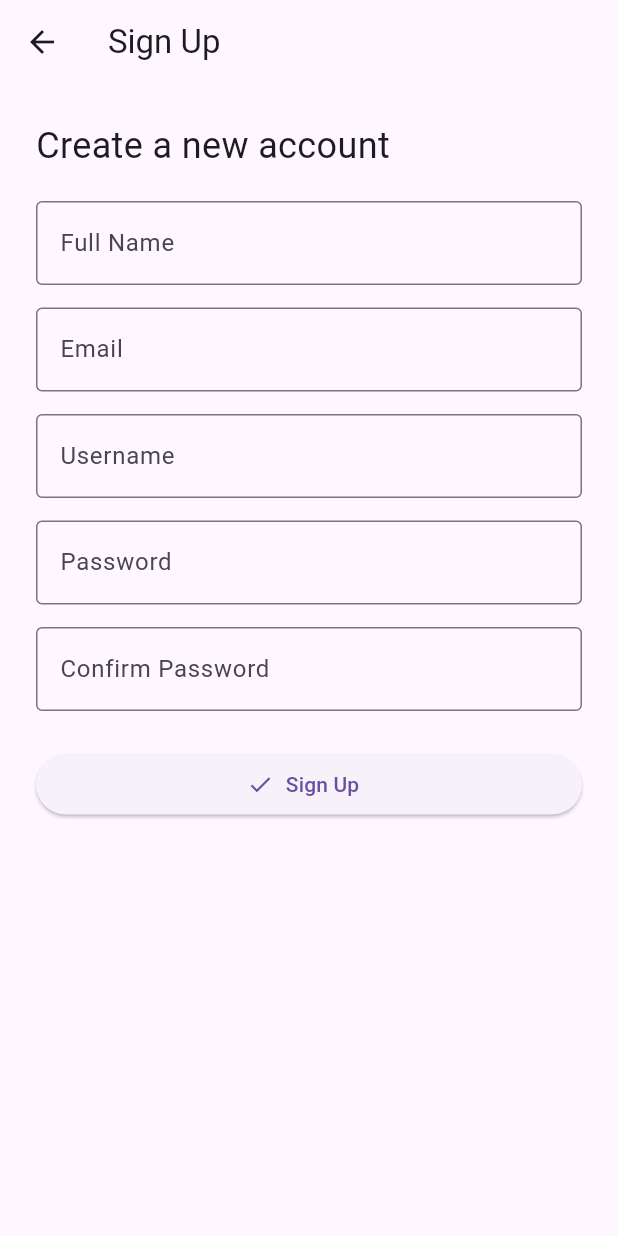
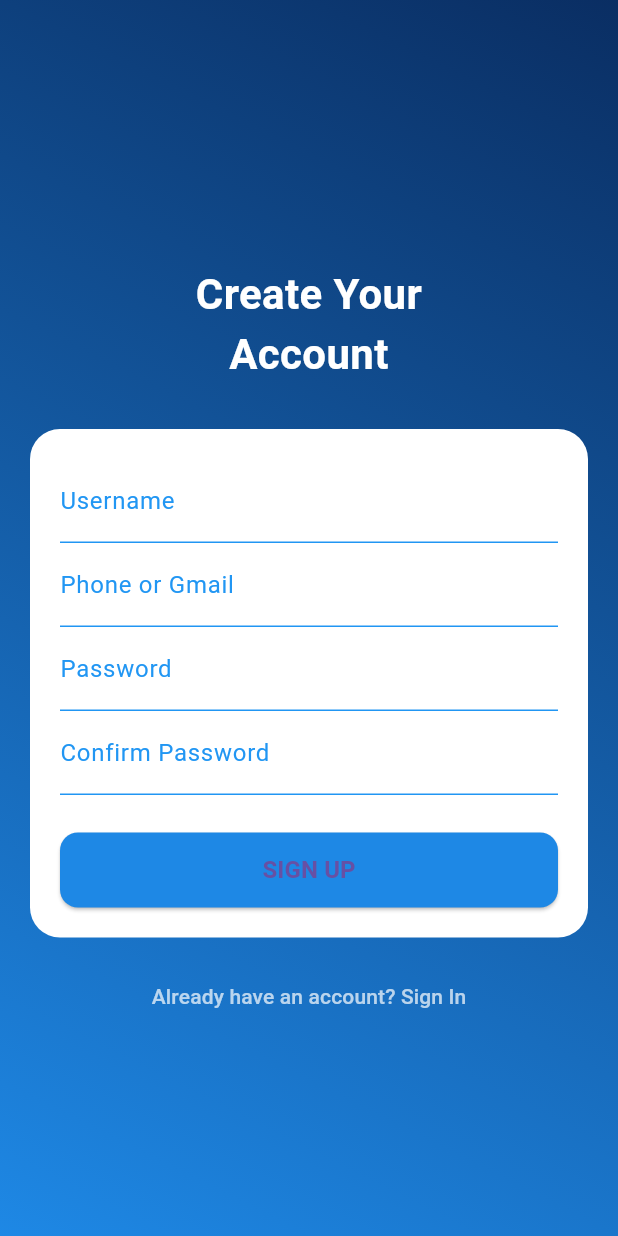
Before and after one commit to gy4an/logmate, a Flutter app: the SignupScreen screen opened directly, on a phone screen of 412 x 824 dp. Run offline on Flutter 3.47's test engine with Material 3 defaults, Android fonts, the phone set to English and light mode, and no system bars; our stand-ins replace signature.

Commit message:
SignupScreen New UI

```diff
--- a/main/lib/screens/signup_screen.dart
+++ b/main/lib/screens/signup_screen.dart
@@ -8,22 +8,19 @@ class SignupScreen extends StatefulWidget {
 }
 
 class _SignupScreenState extends State<SignupScreen> {
-  final _fullNameController = TextEditingController();
+  final _usernameController = TextEditingController();
   final _emailController = TextEditingController();
-  final _usernameController = TextEditingController();
   final _passwordController = TextEditingController();
   final _confirmPasswordController = TextEditingController();
 
   void _signup() {
-    final fullName = _fullNameController.text.trim();
+    final username = _usernameController.text.trim();
     final email = _emailController.text.trim();
-    final username = _usernameController.text.trim();
     final password = _passwordController.text.trim();
     final confirmPassword = _confirmPasswordController.text.trim();
 
-    if (fullName.isEmpty ||
+    if (username.isEmpty ||
         email.isEmpty ||
-        username.isEmpty ||
         password.isEmpty ||
         confirmPassword.isEmpty) {
       ScaffoldMessenger.of(context).showSnackBar(
@@ -39,72 +36,117 @@ class _SignupScreenState extends State<SignupScreen> {
       return;
     }
 
-    // Simulated signup logic
     ScaffoldMessenger.of(
       context,
-    ).showSnackBar(SnackBar(content: Text("Account created for $fullName")));
+    ).showSnackBar(SnackBar(content: Text("Account created for $username")));
 
-    Navigator.pop(context); // Go back to login screen
+    Navigator.pop(context);
+  }
+
+  InputDecoration _inputDecoration(String label) {
+    return InputDecoration(
+      labelText: label,
+      labelStyle: const TextStyle(color: Colors.blue),
+      enabledBorder: const UnderlineInputBorder(
+        borderSide: BorderSide(color: Colors.blue),
+      ),
+      focusedBorder: const UnderlineInputBorder(
+        borderSide: BorderSide(color: Colors.blue, width: 2),
+      ),
+    );
   }
 
   @override
   Widget build(BuildContext context) {
     return Scaffold(
-      appBar: AppBar(title: const Text("Sign Up")),
-      body: Padding(
-        padding: const EdgeInsets.all(24.0),
-        child: ListView(
+      body: Container(
+        decoration: const BoxDecoration(
+          gradient: LinearGradient(
+            colors: [
+              Color(0xFF0A2E63), // Dark blue
+              Color(0xFF1E88E5), // VSCode blue
+            ],
+            begin: Alignment.topRight,
+            end: Alignment.bottomLeft,
+          ),
+        ),
+        child: Center(
+          child: SingleChildScrollView(
+            padding: const EdgeInsets.all(20),
+            child: Column(
               children: [
-            const Text("Create a new account", style: TextStyle(fontSize: 24)),
-            const SizedBox(height: 20),
+                const SizedBox(height: 40),
+                const Text(
+                  "Create Your\nAccount",
+                  textAlign: TextAlign.center,
+                  style: TextStyle(
+                    fontSize: 28,
+                    fontWeight: FontWeight.bold,
+                    color: Colors.white,
+                  ),
+                ),
+                const SizedBox(height: 30),
+                Container(
+                  padding: const EdgeInsets.all(20),
+                  decoration: BoxDecoration(
+                    color: Colors.white,
+                    borderRadius: BorderRadius.circular(20),
+                  ),
+                  child: Column(
+                    children: [
                       TextField(
-              controller: _fullNameController,
-              decoration: const InputDecoration(
-                labelText: "Full Name",
-                border: OutlineInputBorder(),
+                        controller: _usernameController,
+                        decoration: _inputDecoration("Username"),
+                      ),
+                      TextField(
+                        controller: _emailController,
+                        decoration: _inputDecoration("Phone or Gmail"),
+                      ),
+                      TextField(
+                        controller: _passwordController,
+                        obscureText: true,
+                        decoration: _inputDecoration("Password"),
+                      ),
+                      TextField(
+                        controller: _confirmPasswordController,
+                        obscureText: true,
+                        decoration: _inputDecoration("Confirm Password"),
+                      ),
+                      const SizedBox(height: 25),
+                      SizedBox(
+                        width: double.infinity,
+                        height: 50,
+                        child: ElevatedButton(
+                          style: ElevatedButton.styleFrom(
+                            backgroundColor: const Color(0xFF1E88E5),
+                            shape: RoundedRectangleBorder(
+                              borderRadius: BorderRadius.circular(12),
+                            ),
+                          ),
+                          onPressed: _signup,
+                          child: const Text(
+                            "SIGN UP",
+                            style: TextStyle(
+                                fontSize: 16, fontWeight: FontWeight.bold),
+                          ),
+                        ),
+                      ),
+                    ],
                   ),
                 ),
                 const SizedBox(height: 15),
-            TextField(
-              controller: _emailController,
-              decoration: const InputDecoration(
-                labelText: "Email",
-                border: OutlineInputBorder(),
+                TextButton(
+                  onPressed: () {
+                    Navigator.pop(context);
+                  },
+                  child: const Text(
+                    "Already have an account? Sign In",
+                    style: TextStyle(color: Colors.white70),
                   ),
                 ),
-            const SizedBox(height: 15),
-            TextField(
-              controller: _usernameController,
-              decoration: const InputDecoration(
-                labelText: "Username",
-                border: OutlineInputBorder(),
+              ],
             ),
           ),
-            const SizedBox(height: 15),
-            TextField(
-              controller: _passwordController,
-              obscureText: true,
-              decoration: const InputDecoration(
-                labelText: "Password",
-                border: OutlineInputBorder(),
-              ),
-            ),
-            const SizedBox(height: 15),
-            TextField(
-              controller: _confirmPasswordController,
-              obscureText: true,
-              decoration: const InputDecoration(
-                labelText: "Confirm Password",
-                border: OutlineInputBorder(),
-              ),
-            ),
-            const SizedBox(height: 25),
-            ElevatedButton.icon(
-              onPressed: _signup,
-              icon: const Icon(Icons.check),
-              label: const Text("Sign Up"),
-            ),
-          ],
         ),
       ),
     );
```
Lines whose indentation alone changed are shown as unchanged.
